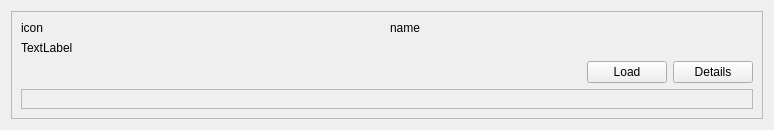
The window that src/qgis_oacs/ui/resource_list_item_widget.ui (byteroad/qgis-oacs-plugin) describes before a commit, drawn with Qt 5.
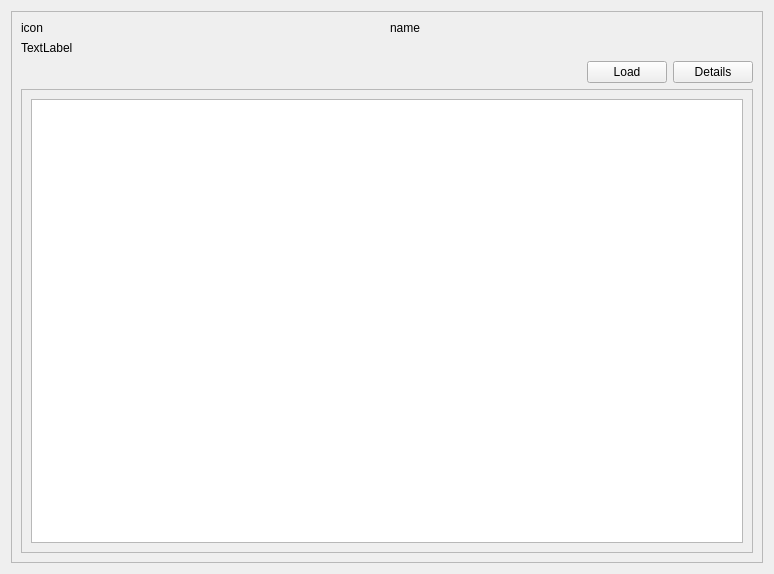
The same window after the commit.

What changed in the file:
```diff
--- a/src/qgis_oacs/ui/resource_list_item_widget.ui
+++ b/src/qgis_oacs/ui/resource_list_item_widget.ui
@@ -7,7 +7,7 @@
     <x>0</x>
     <y>0</y>
     <width>774</width>
-    <height>123</height>
+    <height>574</height>
    </rect>
   </property>
   <property name="sizePolicy">
@@ -87,6 +87,12 @@
       </item>
       <item>
        <widget class="QFrame" name="details_frame">
+        <property name="sizePolicy">
+         <sizepolicy hsizetype="Preferred" vsizetype="Expanding">
+          <horstretch>0</horstretch>
+          <verstretch>0</verstretch>
+         </sizepolicy>
+        </property>
         <property name="frameShape">
          <enum>QFrame::StyledPanel</enum>
         </property>
@@ -95,7 +101,7 @@
         </property>
         <layout class="QVBoxLayout" name="verticalLayout">
          <item>
-          <layout class="QVBoxLayout" name="details_layout"/>
+          <widget class="QTableWidget" name="details_properties_tw"/>
          </item>
         </layout>
        </widget>
```
